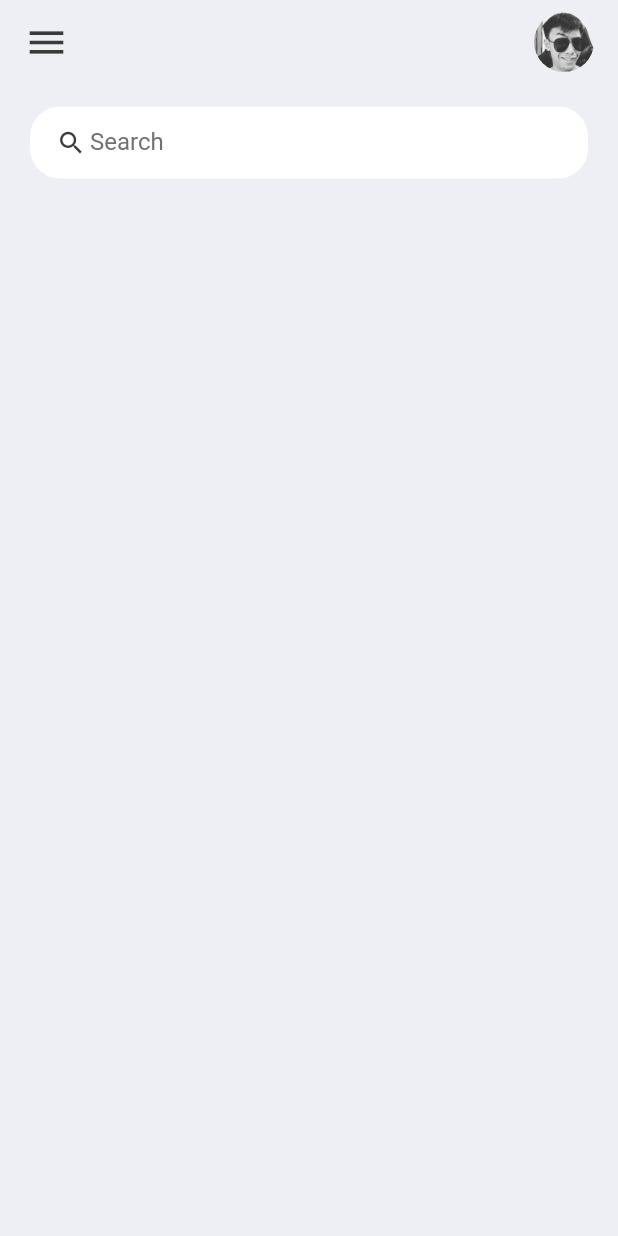
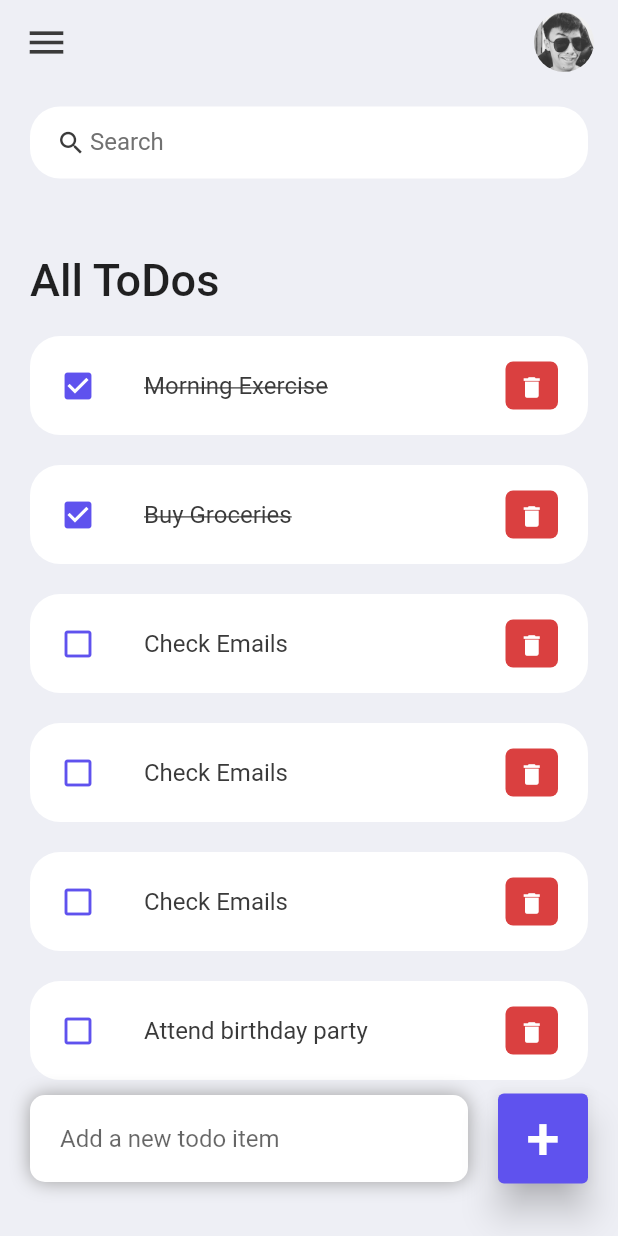
Before and after one commit to aloysiusberonque/SP-Elec-1B-Midterm, a Flutter app: the screen it shows after launch, on a phone screen of 412 x 824 dp. Run offline on Flutter 3.47's test engine with Material 2 defaults, Android fonts, the phone set to English and light mode, and no system bars.

Commit message:
Implemented todo list and add todo design containers

```diff
--- /dev/null
+++ b/midterm/lib/model/todo.dart
@@ -0,0 +1,18 @@
+class ToDo {
+  String? id;
+  String? todoText;
+  bool isDone;
+
+  ToDo({required this.id, required this.todoText, this.isDone = false});
+
+  static List<ToDo> todoList() {
+    return[
+      ToDo(id: '01', todoText: 'Morning Exercise', isDone: true),
+      ToDo(id: '02', todoText: 'Buy Groceries', isDone: true),
+      ToDo(id: '03', todoText: 'Check Emails'),
+      ToDo(id: '04', todoText: 'Check Emails'),
+      ToDo(id: '05', todoText: 'Check Emails'),
+      ToDo(id: '06', todoText: 'Attend birthday party'),
+    ];
+  }
+}
--- a/midterm/lib/screens/home.dart
+++ b/midterm/lib/screens/home.dart
@@ -1,22 +1,98 @@
 import 'package:flutter/material.dart';
-import 'package:midterm/constants/colors.dart';
+
+// Relative path
+import '../model/todo.dart';
+import '../constants/colors.dart';
+import '../widgets/todo_item.dart';
 
 class Home extends StatelessWidget {
-  const Home({Key? key}) : super(key: key);
+  Home({Key? key}) : super(key: key);
+
+  // Create a variable todosList to iterate the values in the List<ToDo>
+  final todosList = ToDo.todoList();
 
   @override
   Widget build(BuildContext context) {
     return Scaffold(
         backgroundColor: tdBGColor,
         appBar: _buildAppBar(),
-        body: Container(
-          padding: EdgeInsets.symmetric(horizontal: 20, vertical: 15),
-          child: Column(
-            children: [
-              searchBox(),
-            ],
+        body: Stack(children: [
+          Container(
+            padding: EdgeInsets.symmetric(horizontal: 20, vertical: 15),
+            child: Column(
+              children: [
+                searchBox(),
+                Expanded(
+                  child: ListView(
+                    children: [
+                      Container(
+                        margin: EdgeInsets.only(top: 50, bottom: 20),
+                        child: Text(
+                          'All ToDos',
+                          style: TextStyle(
+                              fontSize: 30, fontWeight: FontWeight.w500),
+                        ),
+                      ),
+                      // Render ToDoItem inside a forloop
+                      // The right todo in ToDoItem is the todo inside Todo which we are getting from the list
+                      // While the left todo in ToDoItem is from todo_item.dart where it is expected
+                      for (ToDo todo in todosList) ToDoItem(todo: todo),
+                    ],
+                  ),
+                ),
+                // Adding of todo items container
+                Align(
+                  alignment: Alignment.bottomCenter,
+                  child: Row(
+                    children: [
+                      // Textfield Container
+                      Expanded(
+                          child: Container(
+                        margin:
+                            EdgeInsets.only(bottom: 20, right: 20, left: 0),
+                        padding:
+                            EdgeInsets.symmetric(horizontal: 20, vertical: 5),
+                        decoration: BoxDecoration(
+                          color: Colors.white,
+                          boxShadow: const [
+                            BoxShadow(
+                                color: Colors.grey,
+                                offset: Offset(0.0, 0.0),
+                                blurRadius: 10.0,
+                                spreadRadius: 0.0)
+                          ],
+                          borderRadius: BorderRadius.circular(10),
+                        ),
+                        child: TextField(
+                          decoration: InputDecoration(
+                              hintText: 'Add a new todo item',
+                              border: InputBorder.none),
+                        ),
+                      )),
+                      // Button Container
+                      Container(
+                        margin: EdgeInsets.only(bottom: 20, right: 0),
+                        child: ElevatedButton(
+                          child: Text(
+                            '+',
+                            style: TextStyle(
+                              fontSize: 40,
+                            ),
+                          ),
+                          onPressed: () {},
+                          style: ElevatedButton.styleFrom(
+                              primary: tdBlue,
+                              minimumSize: Size(60, 60),
+                              elevation: 10),
+                        ),
+                      )
+                    ],
+                  ),
+                )
+              ],
+            ),
           ),
-        ));
+        ]));
   }
 
   Widget searchBox() {
--- /dev/null
+++ b/midterm/lib/widgets/todo_item.dart
@@ -0,0 +1,57 @@
+import 'package:flutter/material.dart';
+
+// Relative Path
+import '../constants/colors.dart';
+import '../model/todo.dart';
+
+class ToDoItem extends StatelessWidget {
+  // We need to add this since we are expecting todo in home.dart when calling ToDoItem
+  final ToDo todo;
+
+  // final Todo todo is required when ToDoItem is being called
+  ToDoItem({Key? key, required this.todo}) : super(key: key);
+
+  @override
+  Widget build(BuildContext context) {
+    return Container(
+        margin: EdgeInsets.only(bottom: 20),
+        child: ListTile(
+          onTap: () {
+            print("Clicked on Todo Item");
+          },
+          shape:
+              RoundedRectangleBorder(borderRadius: BorderRadius.circular(20)),
+          contentPadding: EdgeInsets.symmetric(horizontal: 20, vertical: 5),
+          tileColor: Colors.white,
+          leading: Icon(
+            // If todo isDone them check box, else empty
+            todo.isDone ? Icons.check_box : Icons.check_box_outline_blank,
+            color: tdBlue,
+          ),
+          title: Text(
+            todo.todoText!,
+            style: TextStyle(
+                fontSize: 16,
+                color: tdBlack,
+                // If todo isDone then linethrough, else null
+                decoration: todo.isDone ? TextDecoration.lineThrough : null),
+          ),
+          trailing: Container(
+            padding: EdgeInsets.all(0),
+            margin: EdgeInsets.symmetric(vertical: 12),
+            height: 35,
+            width: 35,
+            decoration: BoxDecoration(
+                color: tdRed, borderRadius: BorderRadius.circular(5)),
+            child: IconButton(
+              color: Colors.white,
+              iconSize: 18,
+              icon: Icon(Icons.delete),
+              onPressed: () {
+                print("Clicked on delete icon");
+              },
+            ),
+          ),
+        ));
+  }
+}
```
